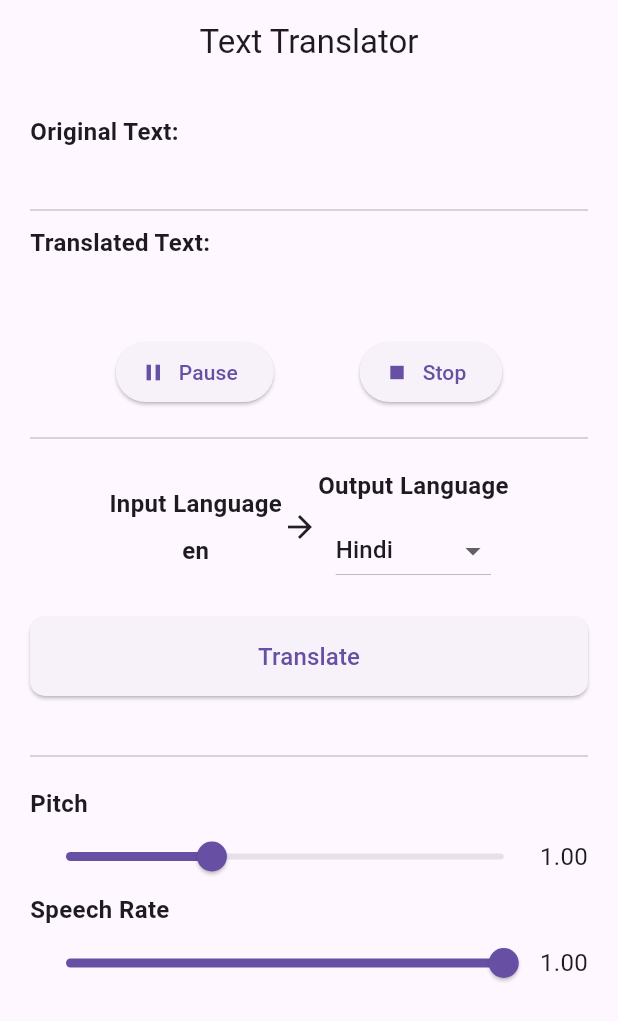
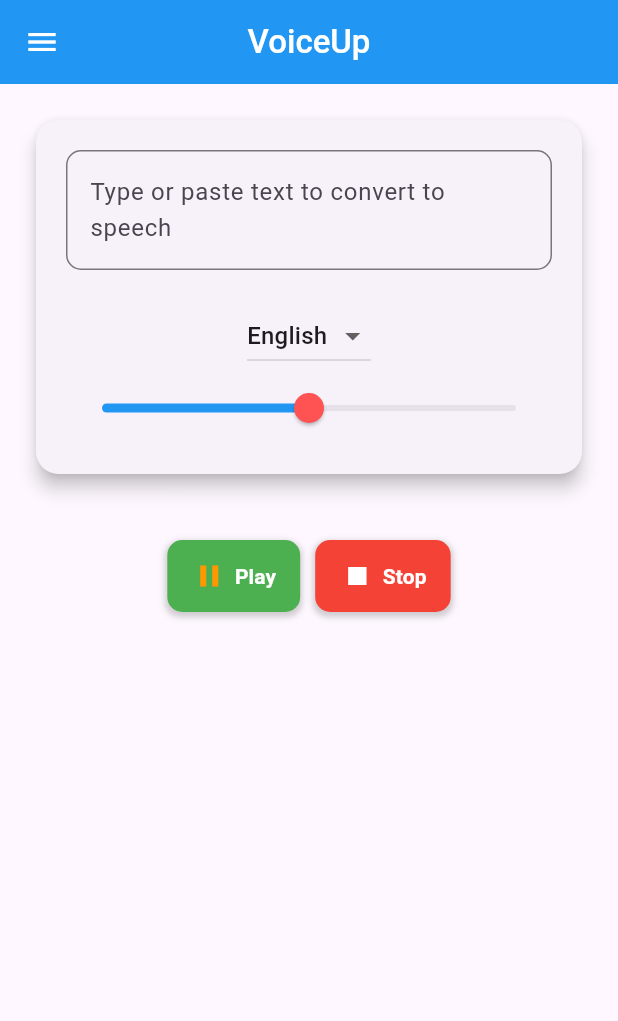
Before and after one commit to 4ayyappadasks/texttospeach, a Flutter app: the screen it shows after launch, after a tap on "Play", on a phone screen of 412 x 824 dp. Shown: the top 1021 px of the screen. Run offline on Flutter 3.47's test engine with Material 3 defaults, Android fonts, the phone set to English and light mode, and no system bars; our stand-ins replace flutter_tts, get; missing offline and left inert: translator; network calls fail.

```diff
--- a/lib/Google_transalate/Controller/google_controller2.dart
+++ b/lib/Google_transalate/Controller/google_controller2.dart
@@ -7,7 +7,7 @@ import 'package:texttranslator/Google_transalate/model/model.dart';
 
 class Transilator extends GetxController {
   var pitch = 1.0.obs;
-  var speachRate = 1.0.obs;
+  var speachRate = 0.6.obs;
   var inputtext = "".obs;
   var translatedText = "".obs;
   var inputlanguage = "en".obs;
@@ -44,7 +44,10 @@ class Transilator extends GetxController {
 
   void _initTtsHandlers() {
     flutterTts.setCompletionHandler(() {
-      play.value = false;
+      if (kDebugMode) {
+        print("Utterance completed. Running stop handler.");
+      }
+      stop();
     });
 
     flutterTts.setCancelHandler(() {
@@ -66,6 +69,15 @@ class Transilator extends GetxController {
     await flutterTts.setLanguage(outputlanguage.value);
   }
 
+  // void speak() async {
+  //   initSetting();
+  //   String textToSpeak = translatedText.value.isNotEmpty
+  //       ? translatedText.value
+  //       : inputtext.value;
+  //
+  //   await flutterTts.speak(textToSpeak);
+  //   play.value = true;
+  // }
   void speak() async {
     initSetting();
     String textToSpeak = translatedText.value.isNotEmpty
@@ -74,9 +86,12 @@ class Transilator extends GetxController {
 
     await flutterTts.speak(textToSpeak);
     play.value = true;
+    // flutterTts.setCompletionHandler(()  {
+    //   print("object");
+    // });
   }
 
-  void stop() async {
+   stop() async {
     await flutterTts.stop();
     play.value = false;
   }
@@ -109,6 +124,7 @@ class Transilator extends GetxController {
       if (response.statusCode == 200) {
         languagemodel = languageFromJson(response.body);
         inputtext.value = languagemodel?.data.text ?? "";
+        transalatetext();
       } else {
         throw Exception("Failed to fetch data");
       }
--- a/lib/Google_transalate/page/page2.dart
+++ b/lib/Google_transalate/page/page2.dart
@@ -26,34 +26,34 @@ class Myhomepage22 extends StatelessWidget {
               _buildControlButtons(Languagecontroller),
               const Divider(height: 40),
               _buildLanguageSelector(Languagecontroller),
-              const SizedBox(height: 20),
-              ElevatedButton(
-                onPressed: () {
-                  Languagecontroller.transalatetext();
-                  Languagecontroller.inputlanguage.value = Languagecontroller.outputlanguage.value;
-                },
-                style: ElevatedButton.styleFrom(
-                  padding: const EdgeInsets.symmetric(
-                    vertical: 15,
-                    horizontal: 30,
-                  ),
-                  shape: RoundedRectangleBorder(
-                    borderRadius: BorderRadius.circular(10),
-                  ),
-                ),
-                child: const Text(
-                  "Translate",
-                  style: TextStyle(fontSize: 16),
-                ),
-              ),
+              // const SizedBox(height: 20),
+              // ElevatedButton(
+              //   onPressed: () {
+              //     Languagecontroller.transalatetext();
+              //     Languagecontroller.inputlanguage.value = Languagecontroller.outputlanguage.value;
+              //   },
+              //   style: ElevatedButton.styleFrom(
+              //     padding: const EdgeInsets.symmetric(
+              //       vertical: 15,
+              //       horizontal: 30,
+              //     ),
+              //     shape: RoundedRectangleBorder(
+              //       borderRadius: BorderRadius.circular(10),
+              //     ),
+              //   ),
+              //   child: const Text(
+              //     "Translate",
+              //     style: TextStyle(fontSize: 16),
+              //   ),
+              // ),
               const SizedBox(height: 20),
               const Divider(height: 40),
-              _buildSliderSection(
-                "Pitch",
-                Languagecontroller.pitch,
-                0.5,
-                2.0,
-              ),
+              // _buildSliderSection(
+              //   "Pitch",
+              //   Languagecontroller.pitch,
+              //   0.5,
+              //   2.0,
+              // ),
               _buildSliderSection(
                 "Speech Rate",
                 Languagecontroller.speachRate,
@@ -73,9 +73,14 @@ class Myhomepage22 extends StatelessWidget {
       children: [
         Obx(
               () => ElevatedButton.icon(
-            onPressed: () => controller.play.value
-                ? controller.pause()
-                : controller.speak(),
+            onPressed: () {
+              controller.play.value
+                  ? controller.pause()
+                  : controller.speak();
+              controller.flutterTts.setCompletionHandler(() {
+                controller.play.value!=controller.play.value;
+              },);
+            },
             icon: Icon(controller.play.value ? Icons.pause : Icons.volume_up),
             label: Text(controller.play.value ? "Pause" : "Play"),
           ),
@@ -103,11 +108,18 @@ class Myhomepage22 extends StatelessWidget {
             Expanded(
               child: Obx(
                     () => Slider(
-                  value: value.value,
-                  min: min,
-                  max: max,
-                  onChanged: (newValue) => value.value = newValue,
-                ),
+                      value: value.value,
+                      min: min,
+                      max: max,
+                      onChanged: (newValue) async {
+                        value.value = newValue;
+                        if (Languagecontroller.play.value) {
+                          await Languagecontroller.stop();
+                          Languagecontroller.initSetting();
+                          Languagecontroller.speak();
+                        }
+                      },
+                    ),
               ),
             ),
             Obx(
@@ -130,22 +142,21 @@ class Myhomepage22 extends StatelessWidget {
         //   "Input Language",
         //   controller.inputlanguage,
         // ),
-        Column(
-          children: [
-            Text(
-              "Input Language",
-              style: const TextStyle(fontSize: 16, fontWeight: FontWeight.bold),
-            ),
-            const SizedBox(height: 8),
-            Obx(
-                  () =>  Text(
-                    controller.inputlanguage.value,
-                    style: const TextStyle(fontSize: 16, fontWeight: FontWeight.bold),
-                  ),
-            ),
-          ],
-        ),
-        const Icon(Icons.arrow_forward, size: 24),
+        // Column(
+        //   children: [
+        //     Text(
+        //       "Input Language",
+        //       style: const TextStyle(fontSize: 16, fontWeight: FontWeight.bold),
+        //     ),
+        //     const SizedBox(height: 8),
+        //     Obx(
+        //           () =>  Text(
+        //             controller.inputlanguage.value,
+        //             style: const TextStyle(fontSize: 16, fontWeight: FontWeight.bold),
+        //           ),
+        //     ),
+        //   ],
+        // ),
         _buildLanguageDropdown(
           "Output Language",
           controller.outputlanguage,
@@ -197,6 +208,8 @@ class Myhomepage22 extends StatelessWidget {
                 Languagecontroller.speachRate.value = settings['rate']!;
                 Languagecontroller.initSetting();
               }
+              Languagecontroller.stop();
+              Languagecontroller.transalatetext();
             },
           ),
         ),
--- a/lib/main.dart
+++ b/lib/main.dart
@@ -1,6 +1,7 @@
 import 'package:flutter/material.dart';
 import 'package:get/get.dart';
 import 'package:texttranslator/Google_transalate/page/page2.dart';
+import 'package:texttranslator/test.dart';
 
 import 'Transilate/page.dart';
 
@@ -13,7 +14,8 @@ class MyApp extends StatelessWidget {
   Widget build(BuildContext context) {
     return GetMaterialApp(
       debugShowCheckedModeBanner: false,
-      home: Myhomepage22()
+      home: HomePage()
+      // Myhomepage22()
       // HomeScreen(),
     );
   }
--- /dev/null
+++ b/lib/test.dart
@@ -0,0 +1,191 @@
+import 'package:flutter/material.dart';
+import 'package:flutter_tts/flutter_tts.dart';
+
+class HomePage extends StatefulWidget {
+  const HomePage({super.key});
+
+  @override
+  State<HomePage> createState() => _HomePageState();
+}
+
+class _HomePageState extends State<HomePage> {
+  TextEditingController text = TextEditingController();
+  double volume=.5;
+  String language='English';
+  String selectedLanguage='en-US';
+
+  bool isPlaying = false;
+  final speech=FlutterTts();
+  @override
+  Widget build(BuildContext context) {
+    return Scaffold(
+      appBar: AppBar(
+        title: const Text(
+          'VoiceUp',
+          style: TextStyle(color: Colors.white, fontWeight: FontWeight.w500),
+        ),
+        centerTitle: true,
+        elevation: 0,
+        backgroundColor: Colors.blue,
+        leading: IconButton(
+          icon: const Icon(
+            Icons.menu,
+            color: Colors.white,
+          ),
+          onPressed: () {},
+        ),
+      ),
+      body: Padding(
+        padding: const EdgeInsets.all(20.0),
+        child: SingleChildScrollView(
+          child: Column(
+            children: [
+              Card(
+                elevation: 5,
+                shape: RoundedRectangleBorder(
+                  borderRadius: BorderRadius.circular(15),
+                ),
+                child: Padding(
+                  padding: const EdgeInsets.all(20.0),
+                  child: Column(
+                    children: [
+                      TextField(
+                        maxLength: null,
+                        maxLines: null,
+                        controller: text,
+                        decoration: InputDecoration(
+                          hintText: 'Type or paste text to convert to speech',
+                          border: OutlineInputBorder(
+                            borderRadius: BorderRadius.circular(10),
+                          ),
+                        ),
+                      ),
+                      const SizedBox(height: 20),
+                      DropdownButton<String>(
+                        value: language,
+                        onChanged: (newLang) async {
+                          setState(() {
+                            language=newLang!;
+                          });
+
+                          switch(language){
+                            case 'English':
+                              setState(() {
+                                selectedLanguage='en-US';
+                              });
+                              break;
+                            case 'Spanish':
+                              setState(() {
+                                selectedLanguage='es-ES';
+                              });
+                              break;
+                            case 'French':
+                              setState(() {
+                                selectedLanguage='fr-FR';
+                              });
+                              break;
+
+                          }
+                        },
+                        items: ['English', 'Spanish', 'French'].map((language) {
+                          return DropdownMenuItem<String>(
+                            value: language,
+                            child: Text(language),
+                          );
+                        }).toList(),
+                      ),
+                      Slider(
+                        value: volume,
+                        thumbColor: Colors.redAccent,
+                        activeColor: Colors.blue,
+                        onChanged: (newVolume) {
+                          setState(() {
+                            volume=newVolume;
+                          });
+                        },
+                      ),
+                    ],
+                  ),
+                ),
+              ),
+              const SizedBox(height: 20),
+              const SizedBox(height: 20),
+              Row(
+                mainAxisAlignment: MainAxisAlignment.center,
+                children: <Widget>[
+                  _buildButton(Icons.play_arrow, 'Play', Colors.green,
+                          () async {
+                        if(isPlaying){
+                          await speech.pause();
+                        }else{
+                          await speech.setLanguage(selectedLanguage);
+                          await speech.setVolume(volume);
+                          await speech.speak(text.text);
+
+                        }
+                        setState(() {
+                          isPlaying=!isPlaying;
+                        });
+                        speech.setCompletionHandler(() {
+                          setState(() {
+                            isPlaying=!isPlaying;
+                          });
+                          print("sdfdfgdfgdfg");
+                        });
+                      }, isPlaying),
+                  const SizedBox(
+                    width: 10,
+                  ),
+                  _buildButton(
+                      Icons.stop, 'Stop', Colors.red, () async {
+                    speech.stop();
+                    setState(() {
+                      isPlaying=false;
+                    });
+                  }, false),
+                ],
+              ),
+            ],
+          ),
+        ),
+      ),
+    );
+  }
+
+  Widget _buildButton(IconData icon, String label, Color color,
+      VoidCallback onPressed, bool isPlay) {
+    return Container(
+      decoration: BoxDecoration(
+        color: color,
+        borderRadius: BorderRadius.circular(10.0),
+        boxShadow: [
+          BoxShadow(
+            color: Colors.grey.withOpacity(0.5),
+            spreadRadius: 1,
+            blurRadius: 3,
+            offset: const Offset(0, 2),
+          ),
+        ],
+      ),
+      child: MaterialButton(
+        onPressed: onPressed,
+        child: Row(
+          children: [
+            Icon(
+              isPlay ? Icons.pause : icon,
+              color: isPlay ? Colors.orange : Colors.white,
+            ),
+            const SizedBox(width: 5.0),
+            Text(
+              label,
+              style: const TextStyle(
+                color: Colors.white,
+                fontWeight: FontWeight.bold,
+              ),
+            ),
+          ],
+        ),
+      ),
+    );
+  }
+}
```
